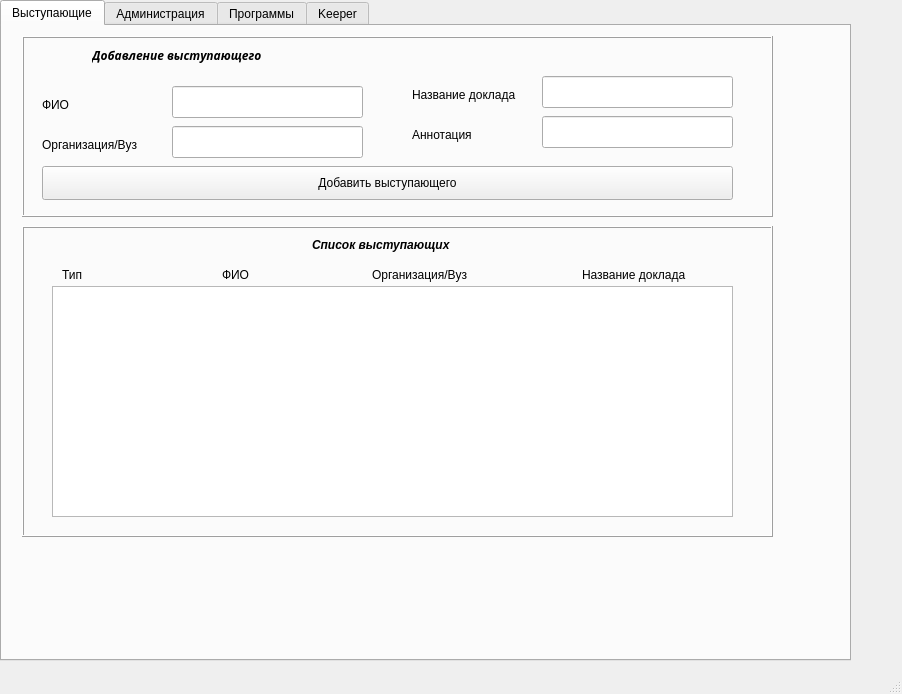
First picture: the form in mainwindow.ui, repository lnopreshelenec/lab_1, before the edit.
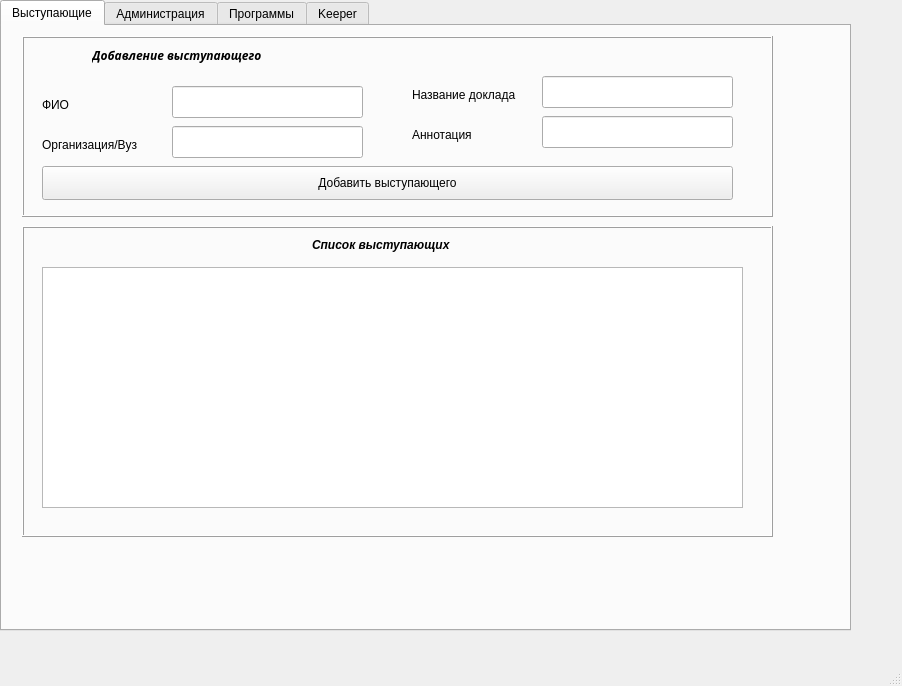
Second picture: the form after the edit. The open tabs and pages were chosen to show the change.

The edit to the form file:
```diff
--- a/mainwindow.ui
+++ b/mainwindow.ui
@@ -7,7 +7,7 @@
     <x>0</x>
     <y>0</y>
     <width>902</width>
-    <height>694</height>
+    <height>686</height>
    </rect>
   </property>
   <property name="windowTitle">
@@ -20,7 +20,7 @@
       <x>0</x>
       <y>0</y>
       <width>851</width>
-      <height>661</height>
+      <height>631</height>
      </rect>
     </property>
     <property name="currentIndex">
@@ -64,68 +64,16 @@
         <string>Список выступающих</string>
        </property>
       </widget>
-      <widget class="QTextBrowser" name="textBrowser">
+      <widget class="QTableView" name="tableView">
        <property name="geometry">
         <rect>
-         <x>30</x>
-         <y>60</y>
-         <width>681</width>
-         <height>231</height>
+         <x>20</x>
+         <y>41</y>
+         <width>701</width>
+         <height>241</height>
         </rect>
        </property>
       </widget>
-      <widget class="QLabel" name="label_9">
-       <property name="geometry">
-        <rect>
-         <x>40</x>
-         <y>40</y>
-         <width>58</width>
-         <height>18</height>
-        </rect>
-       </property>
-       <property name="text">
-        <string>Тип</string>
-       </property>
-      </widget>
-      <widget class="QLabel" name="label_10">
-       <property name="geometry">
-        <rect>
-         <x>200</x>
-         <y>40</y>
-         <width>58</width>
-         <height>18</height>
-        </rect>
-       </property>
-       <property name="text">
-        <string>ФИО</string>
-       </property>
-      </widget>
-      <widget class="QLabel" name="label_11">
-       <property name="geometry">
-        <rect>
-         <x>350</x>
-         <y>40</y>
-         <width>151</width>
-         <height>18</height>
-        </rect>
-       </property>
-       <property name="text">
-        <string>Организация/Вуз</string>
-       </property>
-      </widget>
-      <widget class="QLabel" name="label_12">
-       <property name="geometry">
-        <rect>
-         <x>560</x>
-         <y>40</y>
-         <width>131</width>
-         <height>18</height>
-        </rect>
-       </property>
-       <property name="text">
-        <string>Название доклада</string>
-       </property>
-      </widget>
      </widget>
      <widget class="QFrame" name="frame_6">
       <property name="geometry">
```
Left out of the diff: 164 changed lines with no effect on the pictures.
